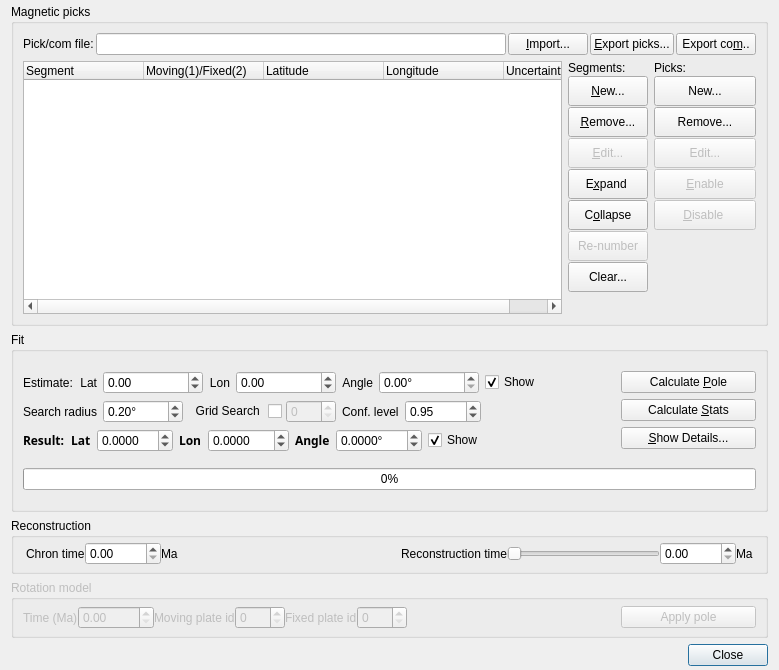
Old version of the form src/qt-widgets/HellingerDialogUi.ui in the repository GPlates/GPlates.
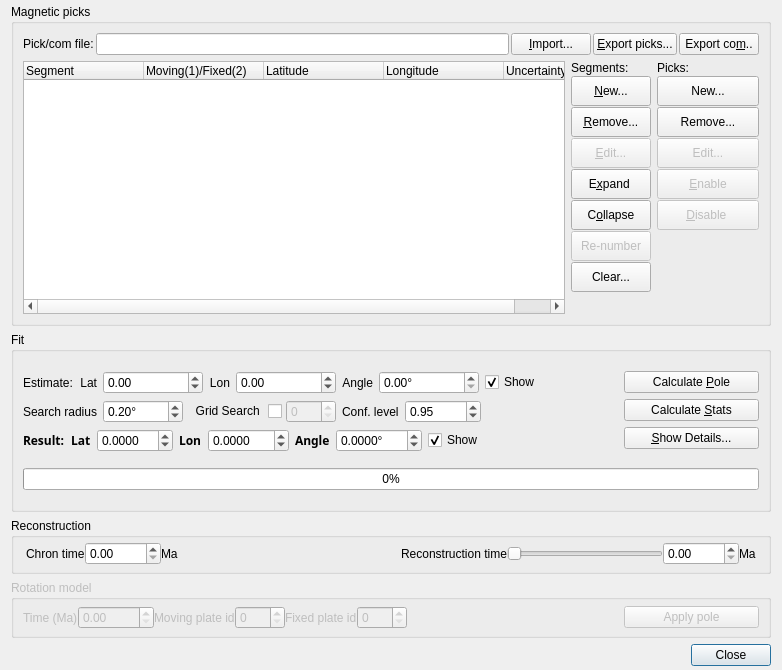
New version of the form.

Commit message: (hell) UI, status bar tweaks.

```diff
--- a/src/qt-widgets/HellingerDialogUi.ui
+++ b/src/qt-widgets/HellingerDialogUi.ui
@@ -6,7 +6,7 @@
    <rect>
     <x>0</x>
     <y>0</y>
-    <width>779</width>
+    <width>782</width>
     <height>670</height>
    </rect>
   </property>
@@ -1143,7 +1143,7 @@
         </property>
         <property name="sizeHint" stdset="0">
          <size>
-          <width>1</width>
+          <width>40</width>
           <height>20</height>
          </size>
         </property>
```
Left out of the diff: 107 changed lines with no effect on the pictures. The commit also changes 2 other files.
